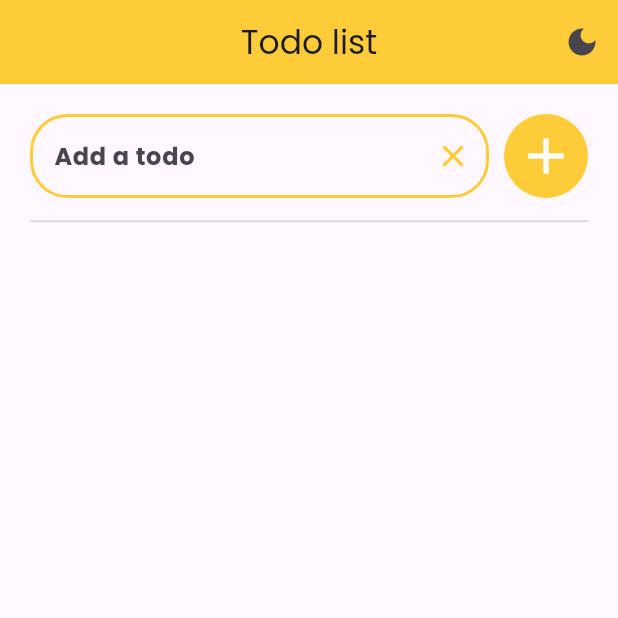
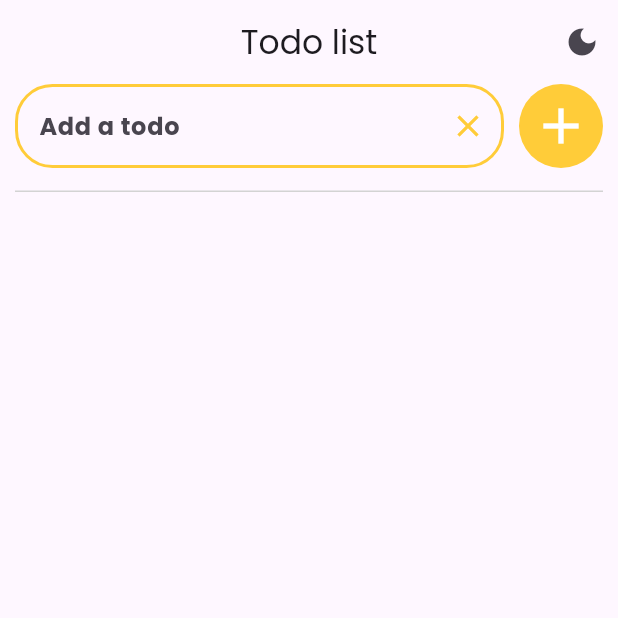
Before and after one commit to akashbhosale3915/todo-android-app, a Flutter app: the screen it shows after launch, on a phone screen of 412 x 824 dp, the top half of it. Run offline on Flutter 3.47's test engine with Material 2 defaults, Android fonts, the phone set to English and light mode, and no system bars; our stand-ins replace shared_preferences.

Commit message:
changed padding and color

```diff
--- a/lib/main.dart
+++ b/lib/main.dart
@@ -41,7 +41,7 @@ class TodoApp extends StatelessWidget {
                 )
               ],
               elevation: 0,
-              backgroundColor: const Color.fromARGB(204, 255, 193, 7),
+              backgroundColor: Colors.transparent,
               centerTitle: true,
               title: const Text(
                 'Todo list',
--- a/lib/todo_list.dart
+++ b/lib/todo_list.dart
@@ -157,7 +157,7 @@ class _TodoListState extends State<TodoList> {
   @override
   Widget build(BuildContext context) {
     return Padding(
-      padding: const EdgeInsets.only(top: 20, left: 20, right: 20),
+      padding: const EdgeInsets.only(left: 10, right: 10),
       child: Column(children: [
         Row(
           children: [
@@ -274,8 +274,7 @@ class _TodoListState extends State<TodoList> {
                   ),
                   const SizedBox(width: 10),
                   GestureDetector(
-                    child: const Icon(Icons.delete,
-                        color: Color.fromARGB(255, 220, 113, 113)),
+                    child: const Icon(Icons.delete, color: Color(0xFFF50514)),
                     onTap: () => deleteTodo(index),
                   ),
                 ]),
```
